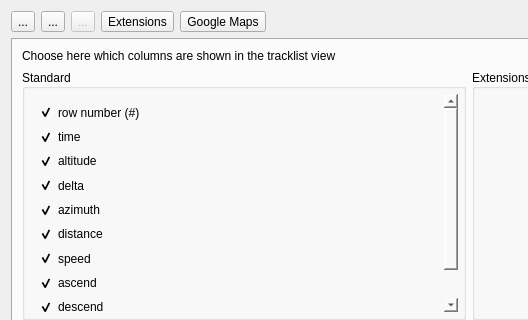
Before: the Qt Designer form src/ITrackEditWidget.ui in ntruchsess/QLandkarteGT, drawn with Qt 5; both pictures show x 0 to 528 and y 0 to 320 of the 938 by 421 pixel window.
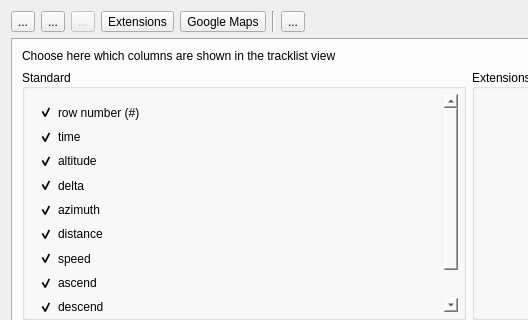
After: the same form once the commit is applied. The open tabs and pages were chosen to show the change.

Commit message: add filter button to track edit dialog

```diff
--- a/src/ITrackEditWidget.ui
+++ b/src/ITrackEditWidget.ui
@@ -120,6 +120,23 @@
        </property>
       </widget>
      </item>
+     <item>
+      <widget class="Line" name="line">
+       <property name="orientation">
+        <enum>Qt::Vertical</enum>
+       </property>
+      </widget>
+     </item>
+     <item>
+      <widget class="QToolButton" name="toolFilter">
+       <property name="toolTip">
+        <string>Filter track points.</string>
+       </property>
+       <property name="text">
+        <string>...</string>
+       </property>
+      </widget>
+     </item>
      <item>
       <spacer name="spacer">
        <property name="orientation">
```
Left out of the diff: 4 changed lines with no effect on the pictures. The commit also changes 3 other files.
